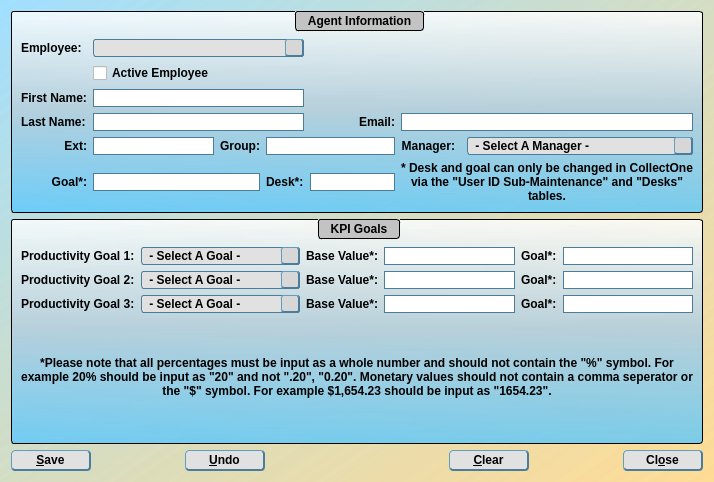
Before: the Qt Designer form agent_maintenance.ui in jakesb27/Manager_KPI_Tracker, drawn with Qt 5.
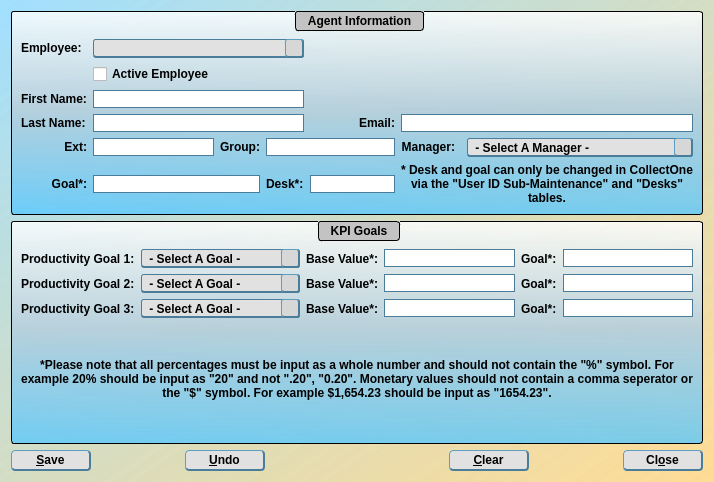
After: the same form once the commit is applied. Icons and pictures are not drawn.

Diff of the .ui file:
```diff
--- a/agent_maintenance.ui
+++ b/agent_maintenance.ui
@@ -95,14 +95,10 @@
 	font-weight: bold;
 }
 QComboBox{
-	border: 1px solid;
-	border-color: rgb(75, 124, 154);
-	border-radius: 3px;
-	background-color: rgb(225, 225, 225);
-}
-QComboBox::pressed{
-	border: 1px solid;
-	border-color: rgb(75, 124, 154);
+	border-bottom: 2px solid rgb(75, 124, 154);
+	border-top: 1px solid rgb(75, 124, 154);
+	border-right: 1px solid rgb(75, 124, 154);
+	border-left: 1px solid rgb(75, 124, 154);
 	border-radius: 3px;
 	background-color: rgb(225, 225, 225);
 }
@@ -151,6 +147,11 @@
      <layout class="QGridLayout" name="gridLayout_3">
       <item row="3" column="1">
        <widget class="QComboBox" name="agentDesc3">
+        <property name="styleSheet">
+         <string notr="true">QFrame{
+	background-color: qlineargradient(spread:pad, x1:0.5, y1:0, x2:0.5, y2:1, stop:0 rgba(255, 255, 255, 209), stop:0.485876 rgba(181, 207, 220, 239), stop:1 rgba(85, 199, 255, 196));
+}</string>
+        </property>
         <item>
          <property name="text">
           <string> - Select A Goal - </string>
@@ -403,6 +404,11 @@
       </item>
       <item row="1" column="1">
        <widget class="QComboBox" name="agentDesc1">
+        <property name="styleSheet">
+         <string notr="true">QFrame{
+	background-color: qlineargradient(spread:pad, x1:0.5, y1:0, x2:0.5, y2:1, stop:0 rgba(255, 255, 255, 209), stop:0.485876 rgba(181, 207, 220, 239), stop:1 rgba(85, 199, 255, 196));
+}</string>
+        </property>
         <item>
          <property name="text">
           <string> - Select A Goal - </string>
@@ -477,6 +483,11 @@
       </item>
       <item row="2" column="1">
        <widget class="QComboBox" name="agentDesc2">
+        <property name="styleSheet">
+         <string notr="true">QFrame{
+	background-color: qlineargradient(spread:pad, x1:0.5, y1:0, x2:0.5, y2:1, stop:0 rgba(255, 255, 255, 209), stop:0.485876 rgba(181, 207, 220, 239), stop:1 rgba(85, 199, 255, 196));
+}</string>
+        </property>
         <item>
          <property name="text">
           <string> - Select A Goal - </string>
@@ -920,6 +931,11 @@
           <verstretch>0</verstretch>
          </sizepolicy>
         </property>
+        <property name="styleSheet">
+         <string notr="true">QFrame{
+	background-color: qlineargradient(spread:pad, x1:0.5, y1:0, x2:0.5, y2:1, stop:0 rgba(255, 255, 255, 209), stop:0.485876 rgba(181, 207, 220, 239), stop:1 rgba(85, 199, 255, 196));
+}</string>
+        </property>
         <item>
          <property name="text">
           <string> - Select A Manager - </string>
@@ -988,6 +1004,11 @@
           <verstretch>0</verstretch>
          </sizepolicy>
         </property>
+        <property name="styleSheet">
+         <string notr="true">QFrame{
+	background-color: qlineargradient(spread:pad, x1:0.5, y1:0, x2:0.5, y2:1, stop:0 rgba(255, 255, 255, 209), stop:0.485876 rgba(181, 207, 220, 239), stop:1 rgba(85, 199, 255, 196));
+}</string>
+        </property>
        </widget>
       </item>
      </layout>
```
